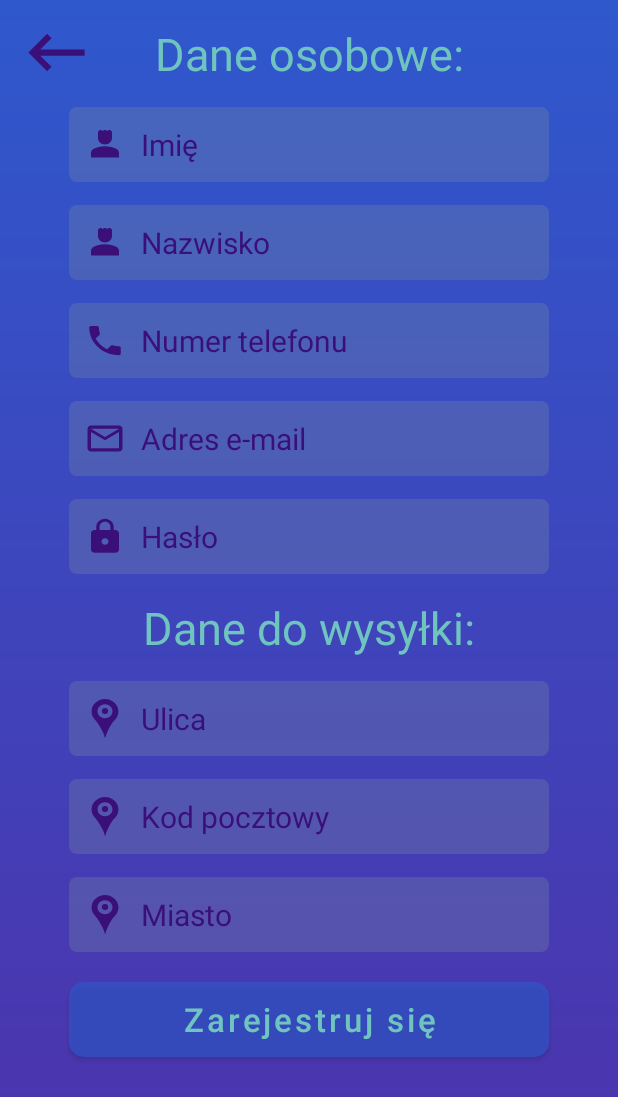
After one commit to MichalPolak01/PCMarket, an Android app: the SignUp screen opened directly, with no data from a screen before it, on a phone screen of 412 x 824 dp. The commit adds this screen. Shown: the top 1097 px of the screen. Run offline under Robolectric (Android 15) with nearby library versions, the phone set to English and light mode, and no system bars.

Commit message:
Utworzenie wyglądu rejestracji

```diff
--- a/app/src/main/AndroidManifest.xml
+++ b/app/src/main/AndroidManifest.xml
@@ -12,13 +12,21 @@
         android:theme="@style/Theme.PCMarket"
         tools:targetApi="31">
         <activity
+            android:name=".SignUp"
+            android:exported="false">
+            <meta-data
+                android:name="android.app.lib_name"
+                android:value="" />
+        </activity>
+        <activity
             android:name=".Login"
             android:exported="true">
             <intent-filter>
-            <action android:name="android.intent.action.MAIN" />
+                <action android:name="android.intent.action.MAIN" />
 
-            <category android:name="android.intent.category.LAUNCHER" />
-        </intent-filter>
+                <category android:name="android.intent.category.LAUNCHER" />
+            </intent-filter>
+
             <meta-data
                 android:name="android.app.lib_name"
                 android:value="" />
@@ -26,8 +34,6 @@
         <activity
             android:name=".MainActivity"
             android:exported="false">
-
-
             <meta-data
                 android:name="android.app.lib_name"
                 android:value="" />
--- a/app/src/main/java/com/example/pcmarket/Login.java
+++ b/app/src/main/java/com/example/pcmarket/Login.java
@@ -3,10 +3,10 @@ package com.example.pcmarket;
 import androidx.appcompat.app.ActionBar;
 import androidx.appcompat.app.AppCompatActivity;
 
+import android.content.Intent;
 import android.os.Bundle;
 import android.view.View;
 import android.widget.Button;
-import android.widget.Toast;
 
 public class Login extends AppCompatActivity {
 
@@ -20,12 +20,20 @@ public class Login extends AppCompatActivity {
             actionBar.hide();
         }
 
-        Button button = findViewById(R.id.login);
-        button.setOnClickListener(new View.OnClickListener() {
+        Button login = findViewById(R.id.login);
+        login.setOnClickListener(new View.OnClickListener() {
             @Override
             public void onClick(View v) {
 
             }
         });
+        Button signUp = findViewById(R.id.signUp);
+        signUp.setOnClickListener(new View.OnClickListener() {
+            @Override
+            public void onClick(View v) {
+                Intent switchToSignUp = new Intent(Login.this, SignUp.class);
+                startActivity(switchToSignUp);
+            }
+        });
     }
 }
--- /dev/null
+++ b/app/src/main/java/com/example/pcmarket/SignUp.java
@@ -0,0 +1,26 @@
+package com.example.pcmarket;
+
+import androidx.appcompat.app.AppCompatActivity;
+
+import android.content.Intent;
+import android.os.Bundle;
+import android.view.View;
+import android.widget.ImageButton;
+
+public class SignUp extends AppCompatActivity {
+
+    @Override
+    protected void onCreate(Bundle savedInstanceState) {
+        super.onCreate(savedInstanceState);
+        setContentView(R.layout.activity_sign_up);
+
+        ImageButton backToLogin = (ImageButton) findViewById(R.id.back);
+        backToLogin.setOnClickListener(new View.OnClickListener() {
+            @Override
+            public void onClick(View v) {
+                Intent intent = new Intent(SignUp.this, Login.class);
+                startActivity(intent);
+            }
+        });
+    }
+}
--- /dev/null
+++ b/app/src/main/res/drawable/ic_baseline_keyboard_backspace_24.xml
@@ -0,0 +1,5 @@
+<vector android:autoMirrored="true" android:height="50dp"
+    android:tint="#3A1078" android:viewportHeight="24"
+    android:viewportWidth="24" android:width="50dp" xmlns:android="http://schemas.android.com/apk/res/android">
+    <path android:fillColor="@color/slate" android:pathData="M21,11H6.83l3.58,-3.59L9,6l-6,6 6,6 1.41,-1.41L6.83,13H21z"/>
+</vector>
--- /dev/null
+++ b/app/src/main/res/drawable/ic_baseline_person_4_24.xml
@@ -0,0 +1,6 @@
+<vector android:height="26dp" android:tint="#3A1078"
+    android:viewportHeight="24" android:viewportWidth="24"
+    android:width="28dp" xmlns:android="http://schemas.android.com/apk/res/android">
+    <path android:fillColor="@android:color/white" android:pathData="M18.39,14.56C16.71,13.7 14.53,13 12,13c-2.53,0 -4.71,0.7 -6.39,1.56C4.61,15.07 4,16.1 4,17.22V20h16v-2.78C20,16.1 19.39,15.07 18.39,14.56z"/>
+    <path android:fillColor="@android:color/white" android:pathData="M12,12c2.21,0 4,-1.79 4,-4c0,-1.37 0,-3.5 0,-3.5C16,3.67 15.33,3 14.5,3c-0.52,0 -0.98,0.27 -1.25,0.67C12.98,3.27 12.52,3 12,3s-0.98,0.27 -1.25,0.67C10.48,3.27 10.02,3 9.5,3C8.67,3 8,3.67 8,4.5c0,0 0,2.12 0,3.5C8,10.21 9.79,12 12,12z"/>
+</vector>
--- /dev/null
+++ b/app/src/main/res/drawable/ic_baseline_phone_24.xml
@@ -0,0 +1,5 @@
+<vector android:height="26dp" android:tint="#3A1078"
+    android:viewportHeight="24" android:viewportWidth="24"
+    android:width="28dp" xmlns:android="http://schemas.android.com/apk/res/android">
+    <path android:fillColor="@android:color/white" android:pathData="M6.62,10.79c1.44,2.83 3.76,5.14 6.59,6.59l2.2,-2.2c0.27,-0.27 0.67,-0.36 1.02,-0.24 1.12,0.37 2.33,0.57 3.57,0.57 0.55,0 1,0.45 1,1V20c0,0.55 -0.45,1 -1,1 -9.39,0 -17,-7.61 -17,-17 0,-0.55 0.45,-1 1,-1h3.5c0.55,0 1,0.45 1,1 0,1.25 0.2,2.45 0.57,3.57 0.11,0.35 0.03,0.74 -0.25,1.02l-2.2,2.2z"/>
+</vector>
--- /dev/null
+++ b/app/src/main/res/drawable/map_pin_svgrepo_com.xml
@@ -0,0 +1,5 @@
+<vector android:height="26dp" android:viewportHeight="293.33"
+    android:viewportWidth="293.33" android:width="28dp" xmlns:android="http://schemas.android.com/apk/res/android">
+    <path android:fillColor="#3A1078" android:pathData="M146.67,0C94.9,0 52.95,41.96 52.95,93.72c0,22.32 7.85,42.79 20.89,58.88c4.2,5.18 11.24,13.33 14.9,18.91c21.11,32.07 48.19,78.64 56.08,116.86c1.35,6.53 2.99,6.64 4.74,0.21c5.63,-20.61 20.23,-65.64 50.38,-112.76c3.6,-5.62 10.88,-13.48 15.41,-18.38c6.55,-7.1 12.01,-15.22 16.15,-24.08c5.65,-12.09 8.88,-25.47 8.88,-39.63C240.39,41.96 198.43,0 146.67,0zM146.67,144.36c-28.89,0 -52.31,-23.42 -52.31,-52.31c0,-28.89 23.42,-52.31 52.31,-52.31s52.31,23.42 52.31,52.31C198.98,120.94 175.56,144.36 146.67,144.36z"/>
+    <path android:fillColor="#3A1078" android:pathData="M146.67,90.2m-21.76,0a21.76,21.76 0,1 1,43.51 0a21.76,21.76 0,1 1,-43.51 0"/>
+</vector>
--- a/app/src/main/res/layout/activity_login.xml
+++ b/app/src/main/res/layout/activity_login.xml
@@ -72,7 +72,7 @@
         app:layout_constraintTop_toBottomOf="@id/login" />
 
     <Button
-        android:id="@+id/register"
+        android:id="@+id/signUp"
         android:layout_marginTop="10dp"
         style="@style/button"
         android:text="Zarejestruj się"
--- /dev/null
+++ b/app/src/main/res/layout/activity_sign_up.xml
@@ -0,0 +1,141 @@
+<?xml version="1.0" encoding="utf-8"?>
+<androidx.constraintlayout.widget.ConstraintLayout xmlns:android="http://schemas.android.com/apk/res/android"
+    xmlns:app="http://schemas.android.com/apk/res-auto"
+    xmlns:tools="http://schemas.android.com/tools"
+    android:layout_width="match_parent"
+    android:layout_height="match_parent"
+    tools:context=".SignUp"
+    android:background="@drawable/background">
+
+    <TextView
+        android:id="@+id/personalData"
+        android:layout_width="wrap_content"
+        android:layout_height="wrap_content"
+        android:layout_marginTop="15dp"
+        android:text="Dane osobowe:"
+        android:textSize="30dp"
+        android:textColor="@color/cyan"
+        app:layout_constraintTop_toTopOf="parent"
+        app:layout_constraintStart_toStartOf="parent"
+        app:layout_constraintEnd_toEndOf="parent" />
+
+    <EditText
+        android:id="@+id/name"
+        android:layout_marginTop="15dp"
+        style="@style/input"
+        android:drawableLeft="@drawable/ic_baseline_person_4_24"
+        android:inputType="text"
+        android:hint="Imię"
+        app:layout_constraintStart_toStartOf="parent"
+        app:layout_constraintEnd_toEndOf="parent"
+        app:layout_constraintTop_toBottomOf="@+id/personalData" />
+
+    <EditText
+        android:id="@+id/surname"
+        android:layout_marginTop="15dp"
+        style="@style/input"
+        android:drawableLeft="@drawable/ic_baseline_person_4_24"
+        android:inputType="text"
+        android:hint="Nazwisko"
+        app:layout_constraintStart_toStartOf="parent"
+        app:layout_constraintEnd_toEndOf="parent"
+        app:layout_constraintTop_toBottomOf="@+id/name" />
+
+    <EditText
+        android:id="@+id/phoneNumber"
+        android:layout_marginTop="15dp"
+        style="@style/input"
+        android:drawableLeft="@drawable/ic_baseline_phone_24"
+        android:inputType="phone"
+        android:hint="Numer telefonu"
+        app:layout_constraintStart_toStartOf="parent"
+        app:layout_constraintEnd_toEndOf="parent"
+        app:layout_constraintTop_toBottomOf="@+id/surname" />
+
+    <EditText
+        android:id="@+id/email"
+        android:layout_marginTop="15dp"
+        style="@style/input"
+        android:drawableLeft="@drawable/ic_baseline_mail_outline_24"
+        android:inputType="textEmailAddress"
+        android:hint="Adres e-mail"
+        app:layout_constraintStart_toStartOf="parent"
+        app:layout_constraintEnd_toEndOf="parent"
+        app:layout_constraintTop_toBottomOf="@+id/phoneNumber" />
+
+    <EditText
+        android:id="@+id/password"
+        android:layout_marginTop="15dp"
+        style="@style/input"
+        android:drawableLeft="@drawable/ic_baseline_lock_24"
+        android:inputType="text"
+        android:hint="Hasło"
+        app:layout_constraintStart_toStartOf="parent"
+        app:layout_constraintEnd_toEndOf="parent"
+        app:layout_constraintTop_toBottomOf="@+id/email" />
+
+    <TextView
+        android:id="@+id/shippingInformation"
+        android:layout_width="wrap_content"
+        android:layout_height="wrap_content"
+        android:layout_marginTop="15dp"
+        android:text="Dane do wysyłki:"
+        android:textSize="30dp"
+        android:textColor="@color/cyan"
+        app:layout_constraintStart_toStartOf="parent"
+        app:layout_constraintEnd_toEndOf="parent"
+        app:layout_constraintTop_toBottomOf="@id/password" />
+
+    <EditText
+        android:id="@+id/street"
+        android:layout_marginTop="15dp"
+        style="@style/input"
+        android:drawableLeft="@drawable/map_pin_svgrepo_com"
+        android:inputType="text"
+        android:hint="Ulica"
+        app:layout_constraintStart_toStartOf="parent"
+        app:layout_constraintEnd_toEndOf="parent"
+        app:layout_constraintTop_toBottomOf="@id/shippingInformation" />
+
+    <EditText
+        android:id="@+id/zipCode"
+        android:layout_marginTop="15dp"
+        style="@style/input"
+        android:drawableLeft="@drawable/map_pin_svgrepo_com"
+        android:inputType="text"
+        android:hint="Kod pocztowy"
+        app:layout_constraintStart_toStartOf="parent"
+        app:layout_constraintEnd_toEndOf="parent"
+        app:layout_constraintTop_toBottomOf="@id/street" />
+
+    <EditText
+        android:id="@+id/city"
+        android:layout_marginTop="15dp"
+        style="@style/input"
+        android:drawableLeft="@drawable/map_pin_svgrepo_com"
+        android:inputType="text"
+        android:hint="Miasto"
+        app:layout_constraintStart_toStartOf="parent"
+        app:layout_constraintEnd_toEndOf="parent"
+        app:layout_constraintTop_toBottomOf="@id/zipCode" />
+
+    <Button
+        android:id="@+id/button"
+        android:layout_marginTop="20dp"
+        style="@style/button"
+        android:text="Zarejestruj się"
+        app:layout_constraintStart_toStartOf="parent"
+        app:layout_constraintEnd_toEndOf="parent"
+        app:layout_constraintTop_toBottomOf="@id/city" />
+
+    <ImageButton
+        android:id="@+id/back"
+        android:layout_width="75dp"
+        android:layout_height="50dp"
+        android:layout_marginTop="10dp"
+        app:srcCompat="@drawable/ic_baseline_keyboard_backspace_24"
+        android:background="@null"
+        app:layout_constraintLeft_toLeftOf="parent"
+        app:layout_constraintTop_toTopOf="parent"/>
+
+</androidx.constraintlayout.widget.ConstraintLayout>
```
